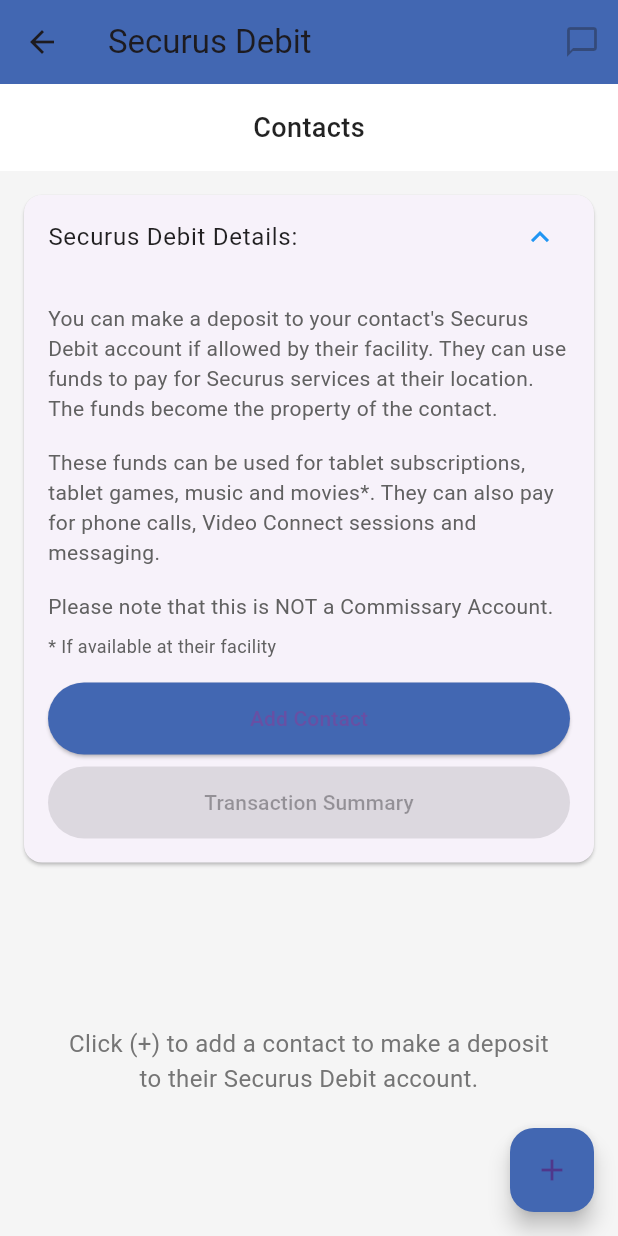
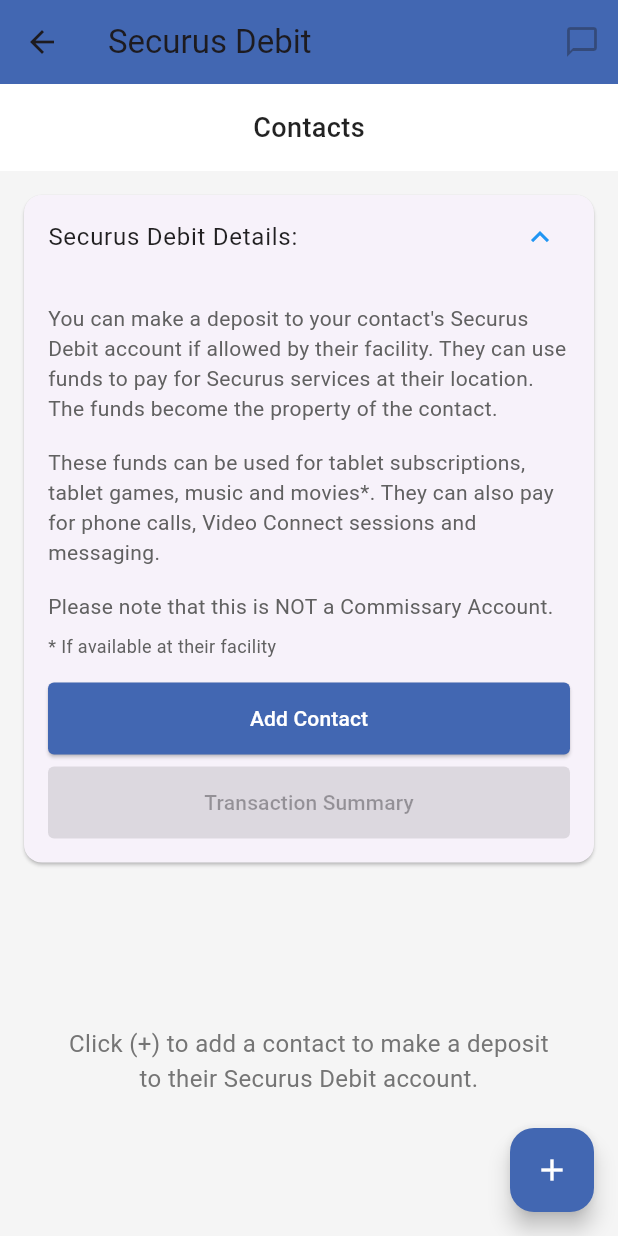
Before and after one commit to jmcusac/Securus-Debit, a Flutter app: the screen it shows after launch, on a phone screen of 412 x 824 dp. Run offline on Flutter 3.47's test engine with Material 3 defaults, Android fonts, the light colour scheme and no system bars.

Commit message:
minor UI fixes for reference adhesion

```diff
--- a/lib/view/securus_debit_screen.dart
+++ b/lib/view/securus_debit_screen.dart
@@ -133,7 +133,7 @@
       ),
       floatingActionButton: FloatingActionButton(
         onPressed: () => _showAddContactDialog(context),
-        child: Icon(Icons.add),
+        child: Icon(Icons.add, color: Colors.white),
         backgroundColor: Color(0xFF4267B2),
       ),
     );
@@ -178,7 +178,11 @@
                     onPressed: () => _showAddContactDialog(context),
                     style: ElevatedButton.styleFrom(
                       backgroundColor: Color(0xFF4267B2),
+                      foregroundColor: Colors.white,
                       minimumSize: Size(double.infinity, 48),
+                      shape: RoundedRectangleBorder(
+                        borderRadius: BorderRadius.circular(4),
+                      ),
                     ),
                     child: Text('Add Contact'),
                   ),
@@ -190,6 +194,9 @@
                           ? Colors.grey
                           : Color(0xFF4267B2),
                       minimumSize: Size(double.infinity, 48),
+                      shape: RoundedRectangleBorder(
+                        borderRadius: BorderRadius.circular(4),
+                      ),
                     ),
                     child: Text('Transaction Summary'),
                   ),
```
